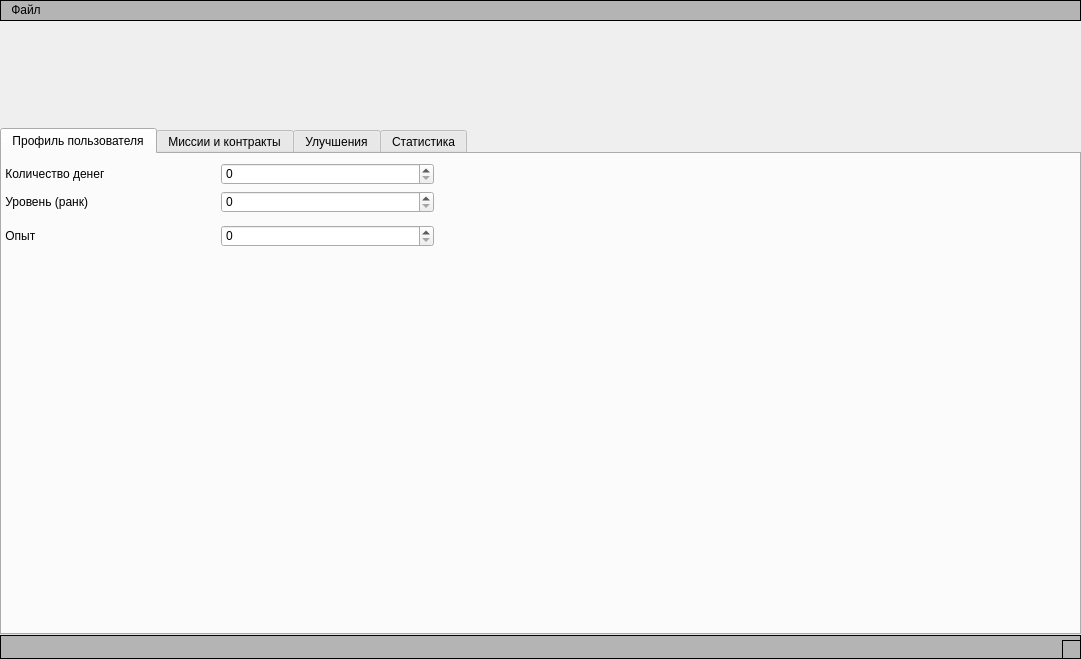
The window that EditorWindow.ui (hypercyclist/snowrunner_save_editor) describes before a commit, drawn with Qt 5.
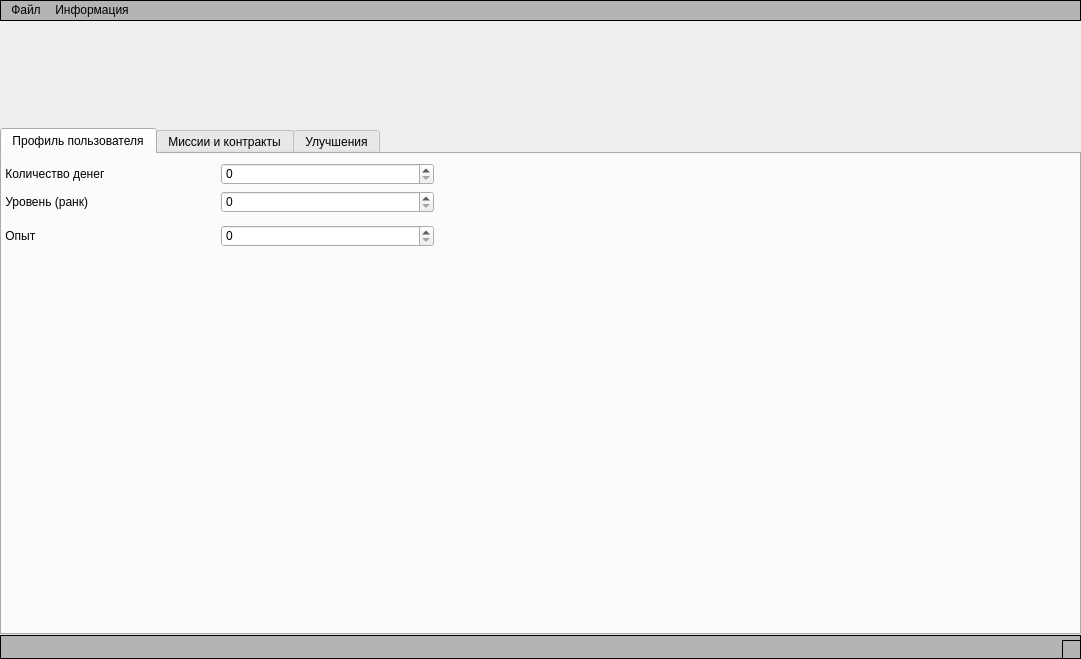
The same window after the commit. Icons and pictures are not drawn. Custom widgets are drawn as their Qt base class.

```diff
--- a/EditorWindow.ui
+++ b/EditorWindow.ui
@@ -60,6 +60,9 @@
     </item>
     <item>
      <widget class="QTabWidget" name="tabWidget">
+      <property name="enabled">
+       <bool>true</bool>
+      </property>
       <property name="currentIndex">
        <number>0</number>
       </property>
@@ -288,11 +291,6 @@
         </item>
        </layout>
       </widget>
-      <widget class="QWidget" name="statistics">
-       <attribute name="title">
-        <string>Статистика</string>
-       </attribute>
-      </widget>
      </widget>
     </item>
    </layout>
@@ -347,7 +345,14 @@
     <addaction name="menuItalian"/>
     <addaction name="menuPolish"/>
    </widget>
+   <widget class="QMenu" name="menuAbout">
+    <property name="title">
+     <string>Информация</string>
+    </property>
+    <addaction name="menuInformation"/>
+   </widget>
    <addaction name="menu"/>
+   <addaction name="menuAbout"/>
    <addaction name="menuLanguage"/>
   </widget>
   <widget class="QStatusBar" name="statusbar">
```
Left out of the diff: 5 changed lines with no effect on the pictures.
